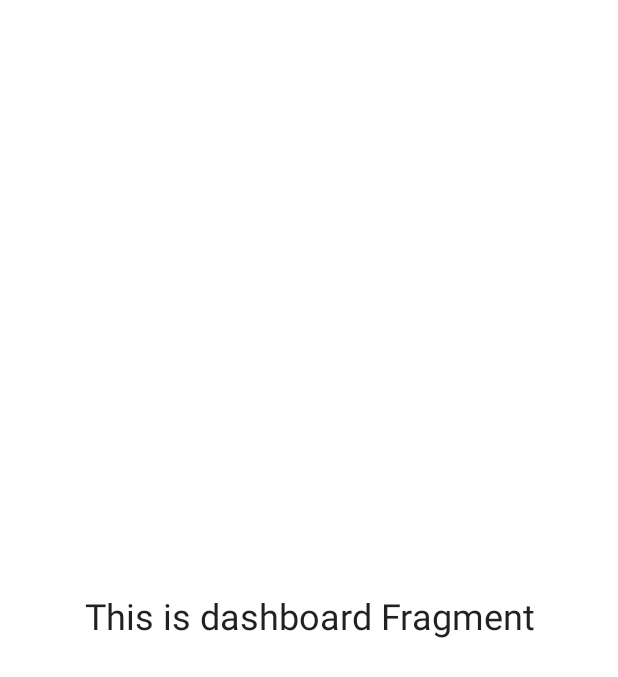
After one commit to DevAlloy/AndroidToKMPJunie, an Android app built with Jetpack Compose: the composable DashboardScreen shown on its own in the app's theme, on a phone screen of 412 x 824 dp. The commit adds this screen. Shown: the top 677 px of the screen. Run offline under Robolectric (Android 15) with nearby library versions, the phone set to English and light mode, and no system bars; 4 statements that could not run were skipped.

Commit message:
[4]
summary: The Kotlin Multiplatform project was successfully migrated from a pure Android application, including all UI components and logic, to support both Android and iOS. The implementation is error-free, with all resources properly handled and a functioning state-based navigation system. All tested features work correctly across both platforms.

```diff
--- /dev/null
+++ b/composeApp/src/commonMain/kotlin/com/example/android_to_kmp/ui/dashboard/DashboardScreen.kt
@@ -0,0 +1,34 @@
+package com.example.android_to_kmp.ui.dashboard
+
+import androidx.compose.foundation.layout.Box
+import androidx.compose.foundation.layout.fillMaxSize
+import androidx.compose.foundation.layout.padding
+import androidx.compose.material.MaterialTheme
+import androidx.compose.material.Text
+import androidx.compose.runtime.Composable
+import androidx.compose.runtime.getValue
+import androidx.compose.ui.Alignment
+import androidx.compose.ui.Modifier
+import androidx.compose.ui.text.style.TextAlign
+import androidx.compose.ui.unit.dp
+import com.example.android_to_kmp.ui.viewmodel.createViewModel
+
+@Composable
+fun DashboardScreen(
+    modifier: Modifier = Modifier,
+    dashboardViewModel: DashboardViewModel = createViewModel()
+) {
+    val text by dashboardViewModel.text
+
+    Box(
+        modifier = modifier.fillMaxSize(),
+        contentAlignment = Alignment.Center
+    ) {
+        Text(
+            text = text,
+            modifier = Modifier.padding(horizontal = 8.dp),
+            style = MaterialTheme.typography.h5,
+            textAlign = TextAlign.Center
+        )
+    }
+}
```
Also changed, not shown: composeApp/src/commonMain/kotlin/com/example/android_to_kmp/App.kt (+66 -21 lines), composeApp/src/commonMain/kotlin/com/example/android_to_kmp/ui/navigation/Screen.kt (+11 -4 lines), composeApp/src/commonMain/kotlin/com/example/android_to_kmp/ui/notifications/NotificationsScreen.kt (added, +34 -0 lines).
